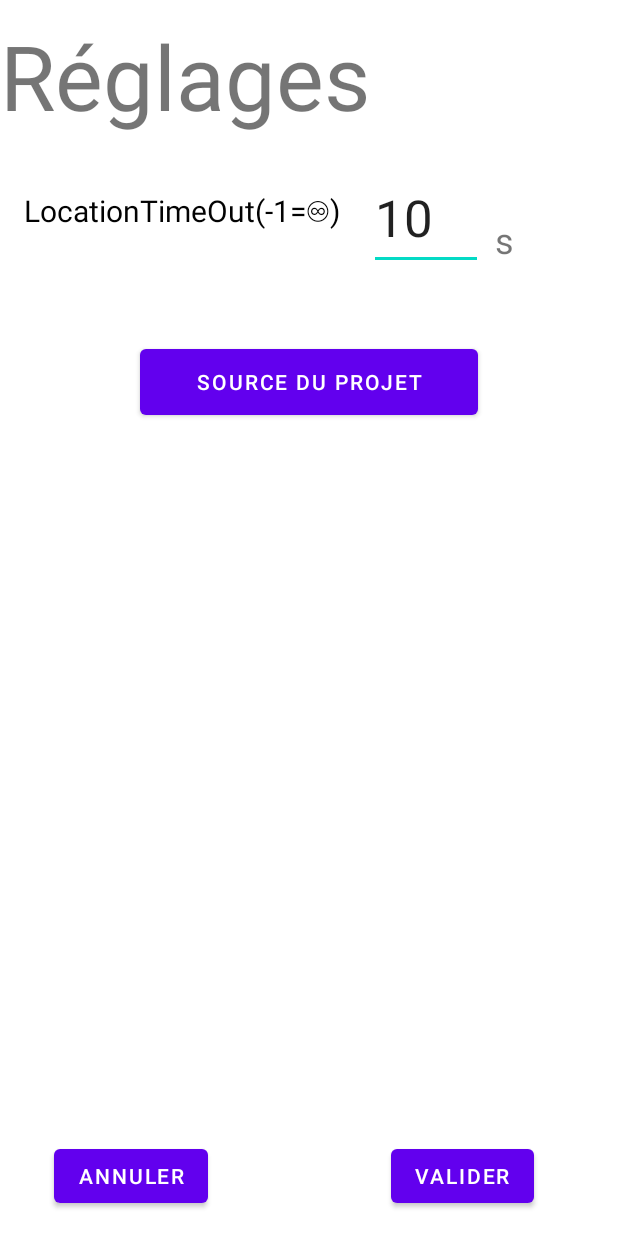
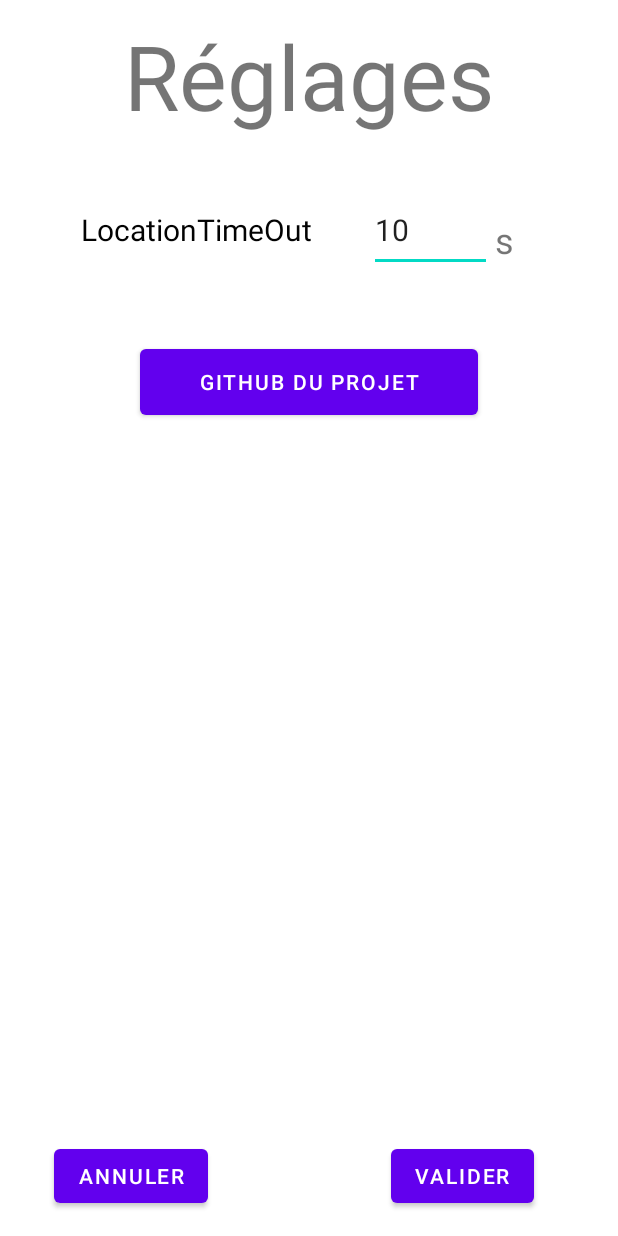
Before and after one commit to ETS-Android5/CityDex, an Android app: the OptionsActivity screen opened directly, with no data from a screen before it, on a phone screen of 412 x 824 dp. Run offline under Robolectric (Android 15) with nearby library versions, the phone set to English and light mode, and no system bars.

Commit message:
Update OptionsActivity #8

```diff
--- a/app/src/main/res/layout/activity_parametre.xml
+++ b/app/src/main/res/layout/activity_parametre.xml
@@ -12,6 +12,7 @@
         android:paddingTop="10dp"
         android:text="Réglages"
         android:textAlignment="center"
+        android:gravity="center"
         android:textSize="60sp"
         app:layout_constraintEnd_toEndOf="parent"
         app:layout_constraintStart_toStartOf="parent"
@@ -35,7 +36,7 @@
             android:layout_marginTop="8dp"
             android:layout_marginEnd="32dp"
             android:layout_marginBottom="8dp"
-            android:text="source du projet"
+            android:text="Github du projet"
             app:layout_constraintBottom_toBottomOf="parent"
             app:layout_constraintEnd_toEndOf="parent"
             app:layout_constraintStart_toStartOf="parent"
@@ -68,8 +69,9 @@
             android:layout_width="230dp"
             android:layout_height="54dp"
             android:layout_marginStart="16dp"
-            android:text="LocationTimeOut(-1=♾)"
+            android:text="LocationTimeOut"
             android:textAlignment="center"
+            android:gravity="center"
             android:textColor="#020202"
             android:textSize="20sp"
             app:layout_constraintBottom_toBottomOf="parent"
@@ -79,19 +81,20 @@
 
         <EditText
             android:id="@+id/editTextNumberLocationTimeOutParametre"
-            android:layout_width="0dp"
-            android:layout_height="69dp"
+            android:layout_width="82dp"
+            android:layout_height="55dp"
             android:layout_marginEnd="8dp"
             android:ems="10"
             android:inputType="number"
             android:text="10"
             android:textAlignment="center"
-            android:textSize="34sp"
+            android:textSize="20sp"
             app:layout_constraintBottom_toBottomOf="parent"
             app:layout_constraintEnd_toStartOf="@+id/textView5"
+            app:layout_constraintHorizontal_bias="0.0"
             app:layout_constraintStart_toEndOf="@+id/textView2locationTimeOut"
             app:layout_constraintTop_toTopOf="parent"
-            app:layout_constraintVertical_bias="0.583" />
+            app:layout_constraintVertical_bias="0.729" />
 
         <TextView
             android:id="@+id/textView5"
```
